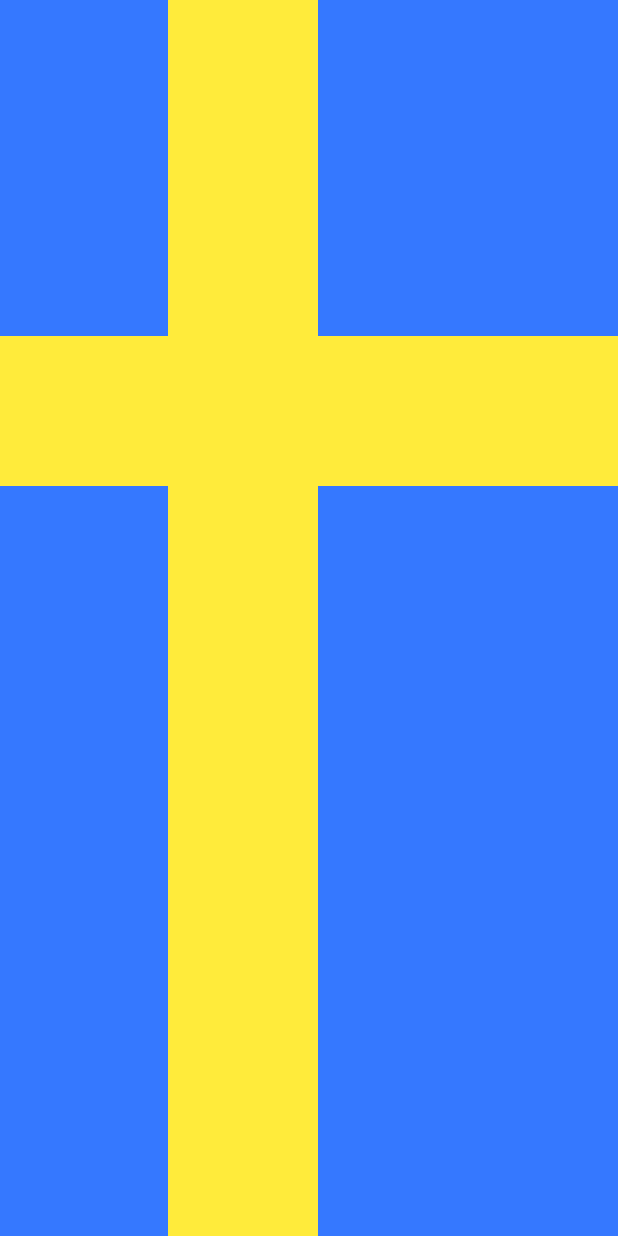
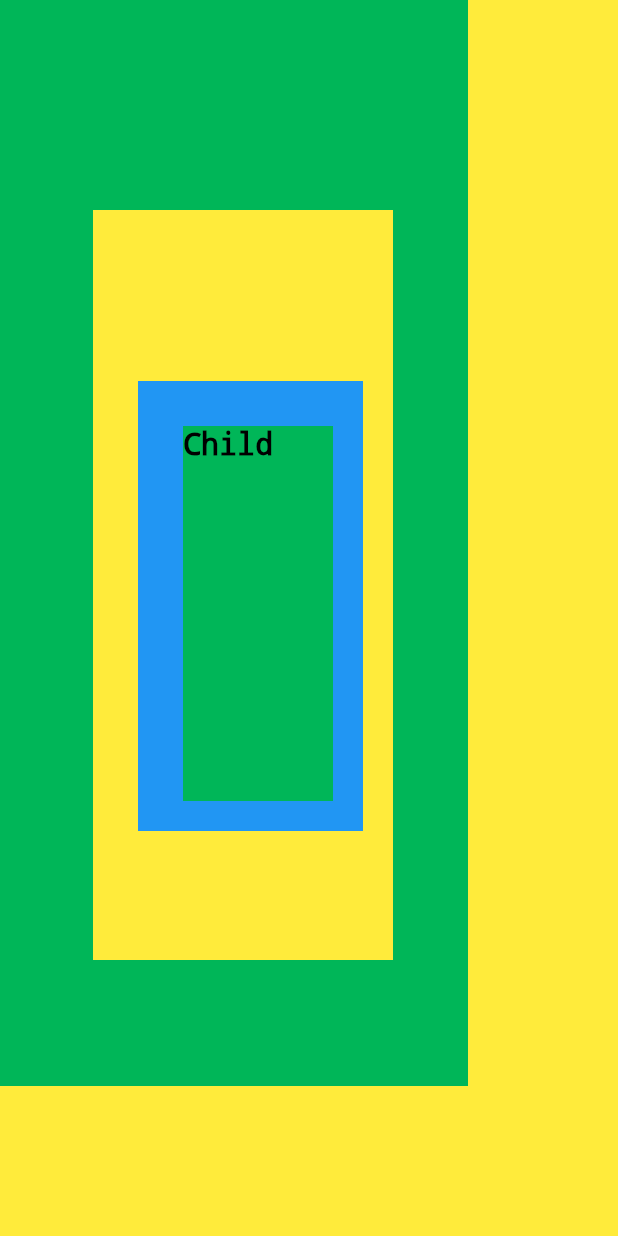
Before and after one commit to sardorergashaliyev/3-dars-stack, a Flutter app: the screen it shows after launch, on a phone screen of 412 x 824 dp. Run offline on Flutter 3.47's test engine with Material 2 defaults, Android fonts, the phone set to English and light mode, and no system bars.

Commit message:
Another Task

```diff
--- a/lib/main.dart
+++ b/lib/main.dart
@@ -17,13 +17,52 @@ class MyApp extends StatelessWidget {
             Align(
               alignment: Alignment.topCenter,
               child: Container(
-                height: 5000,
-                width: 5000,
-                color: Color.fromARGB(255, 53, 120, 255),
+                  height: 5000,
+                  width: 5000,
+                  color: Color.fromARGB(255, 0, 182, 88)),
+            ),
+            Positioned(
+              right: 150,
+              top: 140,
+              child: Align(
+                child: Container(
+                  height: 500,
+                  width: 200,
+                  color: Colors.yellow,
+                ),
               ),
             ),
             Positioned(
-              right: 200,
+                right: 170,
+                bottom: 270,
+                child: Align(
+                  child: Container(
+                    height: 300,
+                    width: 150,
+                    color: Colors.blue,
+                  ),
+                )),
+            Positioned(
+                right: 190,
+                bottom: 290,
+                child: Align(
+                  child: Container(
+                    child:  Text(
+                      'Child',
+                      style: TextStyle(
+                        color: Colors.black,
+                        decoration: TextDecoration.none,
+                        fontSize: 20,
+
+                      ),
+                    ),
+                    height: 250,
+                    width: 100,
+                    color: Color.fromARGB(255, 0, 182, 88),
+                  ),
+                )),
+            Positioned(
+              right: 0,
               child: Align(
                 alignment: Alignment.topCenter,
                 child: Container(
@@ -34,7 +73,7 @@ class MyApp extends StatelessWidget {
               ),
             ),
             Positioned(
-              bottom: 500,
+              bottom: 0,
               child: Container(
                 height: 100,
                 width: 5000,
```
